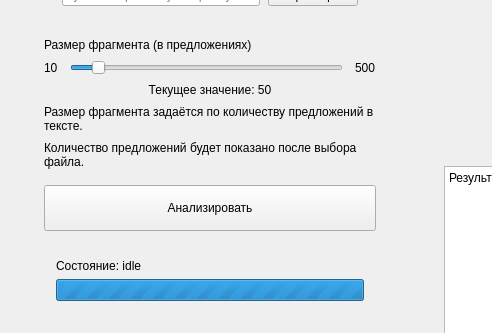
Qt form desktop/ui/main.ui (andy-ahmedov/sentilex) before a commit; both pictures show x 0 to 492 and y 332 to 665 of the 1380 by 860 pixel window.
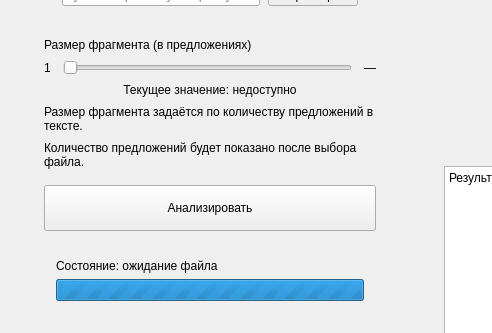
The same form after that commit.

```diff
--- a/desktop/ui/main.ui
+++ b/desktop/ui/main.ui
@@ -357,20 +357,20 @@
                    <item>
                     <widget class="QLabel" name="chunkMinLabel">
                      <property name="text">
-                      <string>10</string>
+                      <string>1</string>
                      </property>
                     </widget>
                    </item>
                    <item>
                     <widget class="QSlider" name="chunkSizeSlider">
                      <property name="minimum">
-                      <number>10</number>
+                      <number>0</number>
                      </property>
                      <property name="maximum">
-                      <number>500</number>
+                      <number>0</number>
                      </property>
                      <property name="value">
-                      <number>50</number>
+                      <number>0</number>
                      </property>
                      <property name="orientation">
                       <enum>Qt::Horizontal</enum>
@@ -380,7 +380,7 @@
                    <item>
                     <widget class="QLabel" name="chunkMaxLabel">
                      <property name="text">
-                      <string>500</string>
+                      <string>—</string>
                      </property>
                     </widget>
                    </item>
@@ -389,7 +389,7 @@
                  <item>
                  <widget class="QLabel" name="chunkCurrentLabel">
                    <property name="text">
-                    <string>Текущее значение: 50</string>
+                    <string>Текущее значение: недоступно</string>
                    </property>
                    <property name="alignment">
                     <set>Qt::AlignCenter</set>
@@ -456,7 +456,7 @@
                  <item>
                   <widget class="QLabel" name="statusLabel">
                    <property name="text">
-                    <string>Состояние: idle</string>
+                    <string>Состояние: ожидание файла</string>
                    </property>
                   </widget>
                  </item>
```
